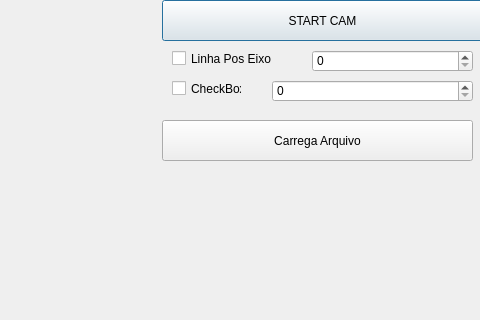
LeandroOSBr/contagemEvasao, file testUI/CaptureDevice.ui: the form before one commit; both pictures show x 568 to 1048 and y 0 to 320 of the 1048 by 753 pixel window.
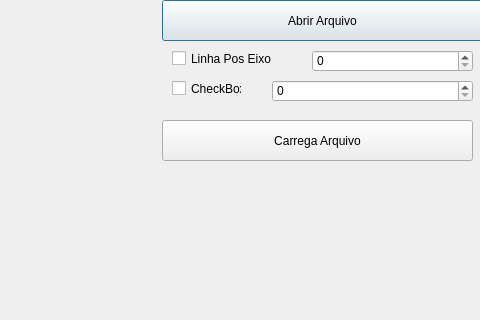
The form after the commit.

Commit message: Configure relative file path

Patch:
```diff
--- a/testUI/CaptureDevice.ui
+++ b/testUI/CaptureDevice.ui
@@ -33,7 +33,7 @@
     </rect>
    </property>
    <property name="text">
-    <string>START CAM</string>
+    <string>Abrir Arquivo</string>
    </property>
   </widget>
   <widget class="QCheckBox" name="checkEixoX">
```
Left out of the diff: 2 changed lines with no effect on the pictures. The commit also changes 1 other file.
